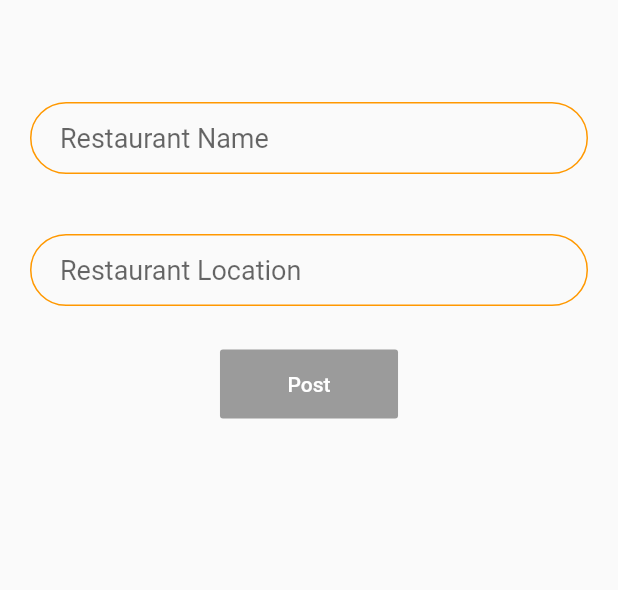
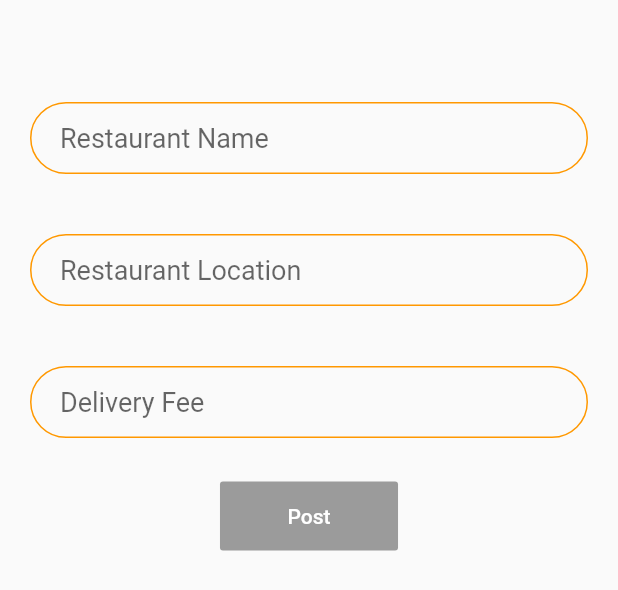
Before and after one commit to Pratiksha2908/FoodRun, a Flutter app: the _PostPage widget shown alone on an empty page, opened directly, on a phone screen of 412 x 824 dp. Shown: the top 590 px of the screen. Run offline on Flutter 3.47's test engine with Material 2 defaults, Android fonts, the phone set to English and light mode, and no system bars; our stand-ins replace auth_buttons, auto_size_text, cloud_firestore, firebase_analytics, firebase_auth, firebase_core and 6 more; missing offline and left inert: apple_sign_in, international_phone_input; accounts and stored records are empty.

Commit message:
DeliveryFee added

```diff
--- a/lib/views/post_restaurant_page.dart
+++ b/lib/views/post_restaurant_page.dart
@@ -55,16 +55,15 @@ class _PostPage extends StatefulWidget {
 class _PostPageState extends State<_PostPage> {
   final TextEditingController _title = new TextEditingController();
   final TextEditingController _desc = new TextEditingController();
+  final TextEditingController _delivery = new TextEditingController();
   bool _isTitle = false;
   bool _isDesc = false;
   bool _isLoading = false;
+  bool _isDeliveryFee = false;
 
   @override
   Widget build(BuildContext context) {
     return new Container(
-      child: new SingleChildScrollView(
-        scrollDirection: Axis.vertical,
-        reverse: true,
       child: new Container(
         child: new Column(
           children: <Widget>[
@@ -109,6 +108,25 @@ class _PostPageState extends State<_PostPage> {
               ),
             ),
             new Padding(
+              padding: const EdgeInsets.all(20.0),
+              child: new TextField(
+                cursorColor: Colors.orange,
+                controller: _delivery,
+                keyboardType: TextInputType.number,
+                style: new TextStyle(color: Colors.black, fontSize: 18.0),
+                onChanged: (value) {
+                  final doubleVar = double.parse(value);
+                  final stringValue = doubleVar.toString();
+                  setState(() {
+                    _isDeliveryFee = stringValue.length > 0;
+                  });
+                },
+                decoration: kTextFieldDecoration.copyWith(
+                    hintText: 'Delivery Fee'
+                ),
+              ),
+            ),
+            new Padding(
               padding: const EdgeInsets.all(8.0),
               child: new RaisedButton(
                 padding: const EdgeInsets.only(
@@ -119,29 +137,28 @@ class _PostPageState extends State<_PostPage> {
                   "Post",
                   style: new TextStyle(color: Colors.white),
                 ),
-                  onPressed: _isTitle && _isDesc && !_isLoading
-                      ? () => _handleSubmitted(_title.text, _desc.text)
+                onPressed: _isTitle && _isDesc && _isDeliveryFee && !_isLoading
+                    ? () => _handleSubmitted(_title.text, _desc.text, _delivery.value.text)
                     : null,
               ),
             )
           ],
         ),
       ),
-      ),
     );
   }
 
-  Future<Null> _handleSubmitted(String title, String desc) async {
+  Future<Null> _handleSubmitted(String title, String desc, String delivery) async {
     setState(() {
       _isLoading = true;
     });
 
     // StorageReference ref = FirebaseStorage.instance.ref().child("Blog_Images/" +
     //     new DateTime.now().millisecondsSinceEpoch.toString()); //new//new
-    _addBlog(title, desc);
+    _addBlog(title, desc, delivery);
   }
 
-  void _addBlog(String title, String desc) {
+  void _addBlog(String title, String desc, String delivery) {
 //    print(googleSignIn.currentUser.displayName);
 //    print(googleSignIn.currentUser.id);
 //    print(title);
@@ -150,6 +167,7 @@ class _PostPageState extends State<_PostPage> {
     reference.push().set({
       'Title': title,
       'DESCRIPTION': desc,
+      'DeliveryFee': delivery,
       'uid': (_firebaseAuth.currentUser).uid,
       // 'uid': googleSignIn.currentUser.id,
       'username': _firebaseAuth.currentUser.displayName
@@ -165,8 +183,10 @@ class _PostPageState extends State<_PostPage> {
       _isLoading = false;
       _title.clear();
       _desc.clear();
+      _delivery.clear();
       _isTitle = false;
       _isDesc = false;
+      _isDeliveryFee = false;
     });
     Scaffold.of(context).showSnackBar(new SnackBar(
       content: new Text("Posted Successfully!"),
```
Also changed, not shown: lib/views/restaurant_row.dart (+12 -6 lines). Lines whose indentation alone changed are shown as unchanged.
